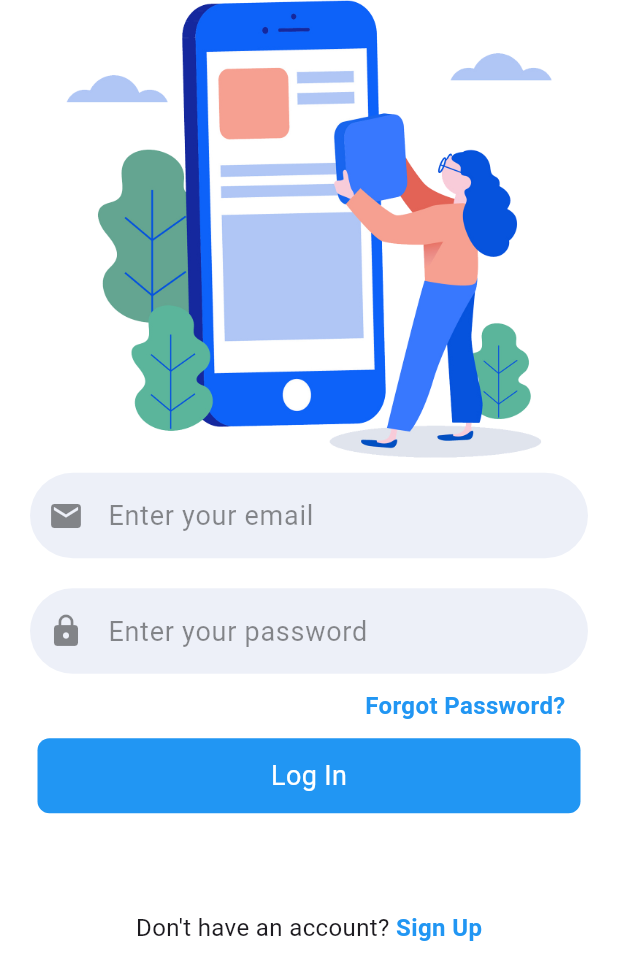
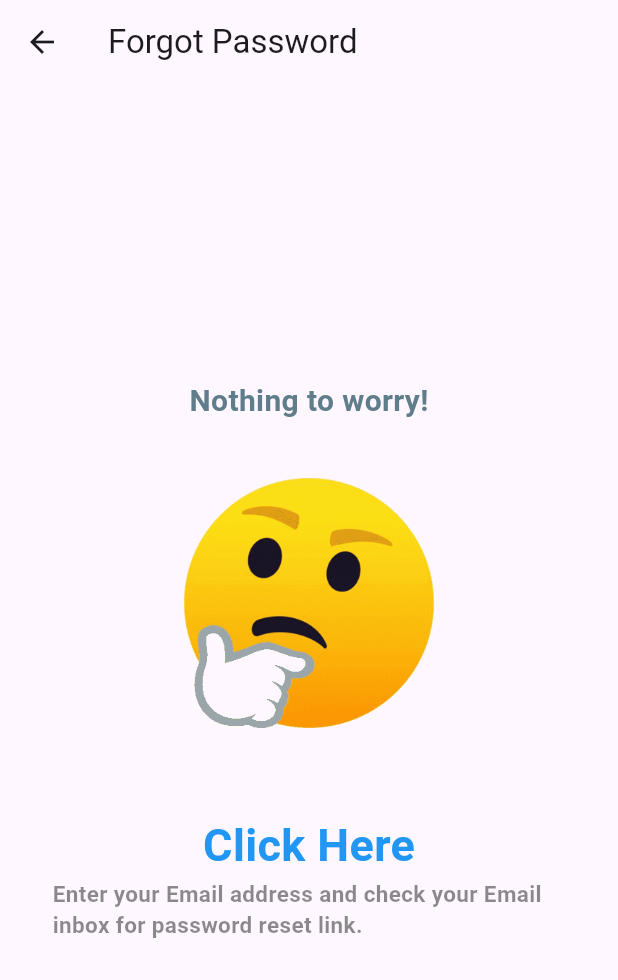
Before and after one commit to hashanwijemanna/NutriMob, a Flutter app: the screen it shows after launch, after a tap on "Forgot Password?", on a phone screen of 412 x 824 dp. Shown: the top 980 px of the screen. Run offline on Flutter 3.47's test engine with Material 3 defaults, Android fonts, the phone set to English and light mode, and no system bars; our stand-ins replace cloud_firestore, firebase_auth, firebase_core; accounts and stored records are empty.

Commit message:
Forgot Password features added.
Forgot Password features added. users can reset password using email.

```diff
--- /dev/null
+++ b/nutri_mob/lib/LoginSignup/PasswordForgot/forgot_password.dart
@@ -0,0 +1,152 @@
+import 'package:firebase_auth/firebase_auth.dart';
+import 'package:flutter/material.dart';
+import 'package:nutri_mob/LoginSignup/PasswordForgot/snackbar.dart';
+
+class ForgotPassword extends StatefulWidget {
+  const ForgotPassword({super.key});
+
+  @override
+  State<ForgotPassword> createState() => _ForgotPasswordState();
+}
+
+class _ForgotPasswordState extends State<ForgotPassword> {
+  TextEditingController emailController = TextEditingController();
+  final auth = FirebaseAuth.instance;
+  @override
+  Widget build(BuildContext context) {
+    return Scaffold(
+      appBar: AppBar(
+        title: const Text("Forgot Password"),
+      ),
+      body: Padding(
+        padding: const EdgeInsets.symmetric(horizontal: 35),
+        child: Align(
+          alignment: Alignment.center,
+          child: Column(
+            mainAxisSize: MainAxisSize.min,
+            children: [
+              Text(
+                "Nothing to worry!",
+                style: TextStyle(
+                  fontWeight: FontWeight.bold,
+                  fontSize: 20,
+                  color: Colors.blueGrey,
+                ),
+              ),
+              SizedBox(
+                width: 240,
+                height: 240,
+                child: Image.asset(
+                  'assets/question.gif',
+                  fit: BoxFit.fill,
+                ),
+              ),
+              const SizedBox(height: 20),
+              InkWell(
+                onTap: () {
+                  myDialogBox(context);
+                },
+                child: const Text(
+                  "Click Here",
+                  style: TextStyle(
+                    fontWeight: FontWeight.bold,
+                    fontSize: 30,
+                    color: Colors.blue,
+                  ),
+                ),
+              ),
+              Text(
+                "Enter your Email address and check your Email inbox for password reset link.",
+                style: TextStyle(
+                  fontWeight: FontWeight.bold,
+                  fontSize: 15,
+                  color: Colors.black45,
+                ),
+              ),
+            ],
+          ),
+        ),
+      ),
+    );
+  }
+
+
+void myDialogBox(BuildContext context) {
+  showDialog(
+    context: context,
+    builder: (BuildContext context) {
+      return Dialog(
+        shape: RoundedRectangleBorder(
+          borderRadius: BorderRadius.circular(20),
+        ),
+        child: Container(
+          padding: const EdgeInsets.all(20),
+          decoration: BoxDecoration(
+            color: Colors.white,
+            borderRadius: BorderRadius.circular(20),
+          ),
+          child: Column(
+            mainAxisSize: MainAxisSize.min,
+            children: [
+              Row(
+                mainAxisAlignment: MainAxisAlignment.spaceBetween,
+                children: [
+                  Container(),
+                  Text(
+                    "Forgot Your Password",
+                    style: TextStyle(
+                      fontWeight: FontWeight.bold,
+                      fontSize: 18,
+                    ),
+                  ),
+                  IconButton(onPressed: () {
+                    Navigator.pop(context);
+                  },
+                    icon: Icon(Icons.close),
+                  ),
+                ],
+              ),
+              SizedBox(height: 20,),
+              TextField(
+                controller: emailController,
+                decoration: InputDecoration(
+                  border: OutlineInputBorder(),
+                  labelText: "Enter the Email",
+                  hintText: "abc@gmail.com",
+                ),
+              ),
+              SizedBox(height: 20,),
+              ElevatedButton(
+                style: ElevatedButton.styleFrom(
+                  backgroundColor: Colors.blue,
+                ),
+                onPressed: () async {
+                  await auth
+                      .sendPasswordResetEmail(email: emailController.text)
+                      .then((value) {
+                        showSnackBar(context, "We have send you the rest password link. Please check your Email inbox");
+                  }).onError((error, stackTrace) {
+                    showSnackBar(context, error.toString());
+                  });
+                  Navigator.pop(context);
+                  emailController.clear();
+                },
+
+
+                  child: Text(
+                    "Send",
+                    style: TextStyle(
+                      fontWeight: FontWeight.bold,
+                      fontSize: 16,
+                      color: Colors.white,
+                    ),
+                  ),
+              ),
+            ],
+          ),
+        ),
+      );
+    },
+  );
+}
+}
--- a/nutri_mob/lib/LoginSignup/login.dart
+++ b/nutri_mob/lib/LoginSignup/login.dart
@@ -1,4 +1,5 @@
 import 'package:flutter/material.dart';
+import 'package:nutri_mob/LoginSignup/PasswordForgot/forgot_password.dart';
 import 'package:nutri_mob/LoginSignup/Widget/button.dart';
 import 'package:nutri_mob/LoginSignup/Widget/text_field.dart';
 import 'package:nutri_mob/home.dart';
@@ -22,7 +23,7 @@ class _LoginScreenState extends State<LoginScreen> {
   void dispose() {
     emailController.dispose();
     passwordController.dispose();
-    super.dispose(); // Move this to the end of the method
+    super.dispose();
   }
 
   void loginUsers() async {
@@ -54,7 +55,6 @@ class _LoginScreenState extends State<LoginScreen> {
       backgroundColor: Colors.white,
       body: SafeArea(
         child: SingleChildScrollView(
-          child: SizedBox(
           child: Column(
             crossAxisAlignment: CrossAxisAlignment.center,
             children: [
@@ -82,7 +82,12 @@ class _LoginScreenState extends State<LoginScreen> {
                   alignment: Alignment.centerRight,
                   child: GestureDetector(
                     onTap: () {
-                        // Navigate to Forgot Password Screen
+                      Navigator.push(
+                        context,
+                        MaterialPageRoute(
+                          builder: (context) => const ForgotPassword(),
+                        ),
+                      );
                     },
                     child: const Text(
                       "Forgot Password?",
@@ -116,7 +121,9 @@ class _LoginScreenState extends State<LoginScreen> {
                     onTap: () {
                       Navigator.push(
                         context,
-                          MaterialPageRoute(builder: (context) => const SignUpScreen()),
+                        MaterialPageRoute(
+                          builder: (context) => const SignUpScreen(),
+                        ),
                       );
                     },
                     child: const Text(
@@ -134,7 +141,6 @@ class _LoginScreenState extends State<LoginScreen> {
           ),
         ),
       ),
-      ),
     );
   }
 }
```
Also changed, not shown: nutri_mob/lib/LoginSignup/PasswordForgot/snackbar.dart (added, +9 -0 lines), nutri_mob/pubspec.yaml (+10 -0 lines), nutri_mob/assets/launcher.png (added), nutri_mob/assets/question.gif (added), nutri_mob/assets/question.png (added), nutri_mob/pubspec.lock, 29 other files. Lines whose indentation alone changed are shown as unchanged.
